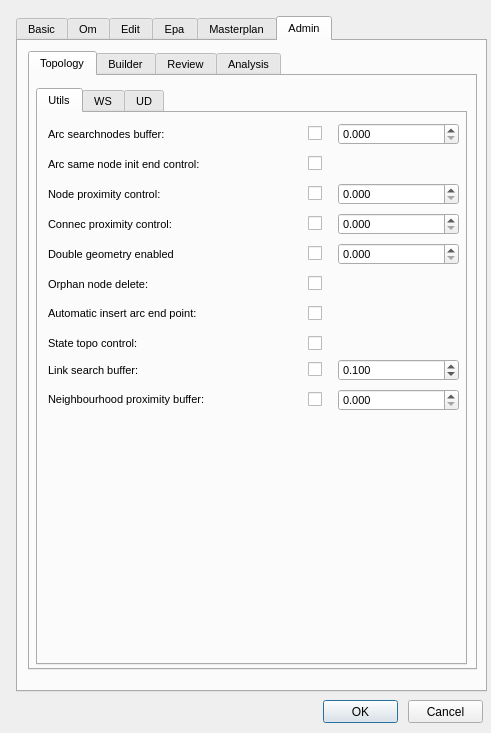
This is ui/config.ui in Giswater/giswater_qgis_plugin as Qt 5 draws it before an edit. The edited form follows.
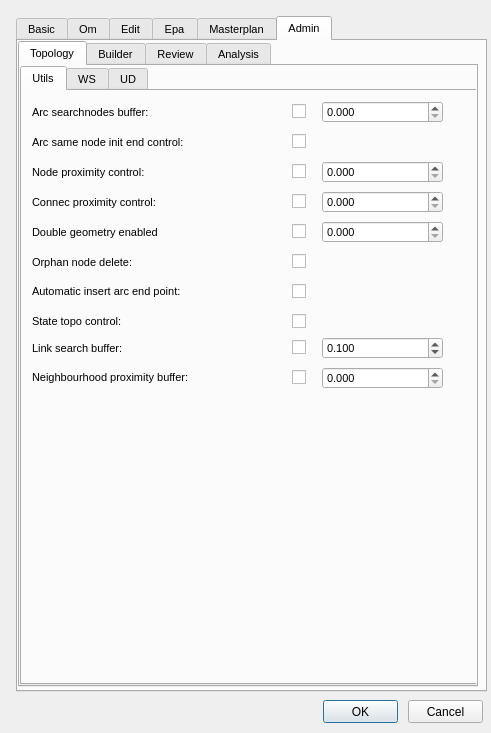
This is the edited form. The open tabs and pages were chosen to show the change.

Patch:
```diff
--- a/ui/config.ui
+++ b/ui/config.ui
@@ -3687,10 +3687,10 @@
     <widget class="QTabWidget" name="tab_main">
      <property name="geometry">
       <rect>
-       <x>10</x>
-       <y>10</y>
-       <width>449</width>
-       <height>619</height>
+       <x>0</x>
+       <y>0</y>
+       <width>460</width>
+       <height>646</height>
       </rect>
      </property>
      <property name="font">
@@ -3708,10 +3708,10 @@
       <widget class="QTabWidget" name="tab_topology">
        <property name="geometry">
         <rect>
-         <x>6</x>
-         <y>12</y>
-         <width>431</width>
-         <height>577</height>
+         <x>0</x>
+         <y>0</y>
+         <width>457</width>
+         <height>619</height>
         </rect>
        </property>
        <property name="currentIndex">
```
Left out of the diff: 38 changed lines with no effect on the pictures.
